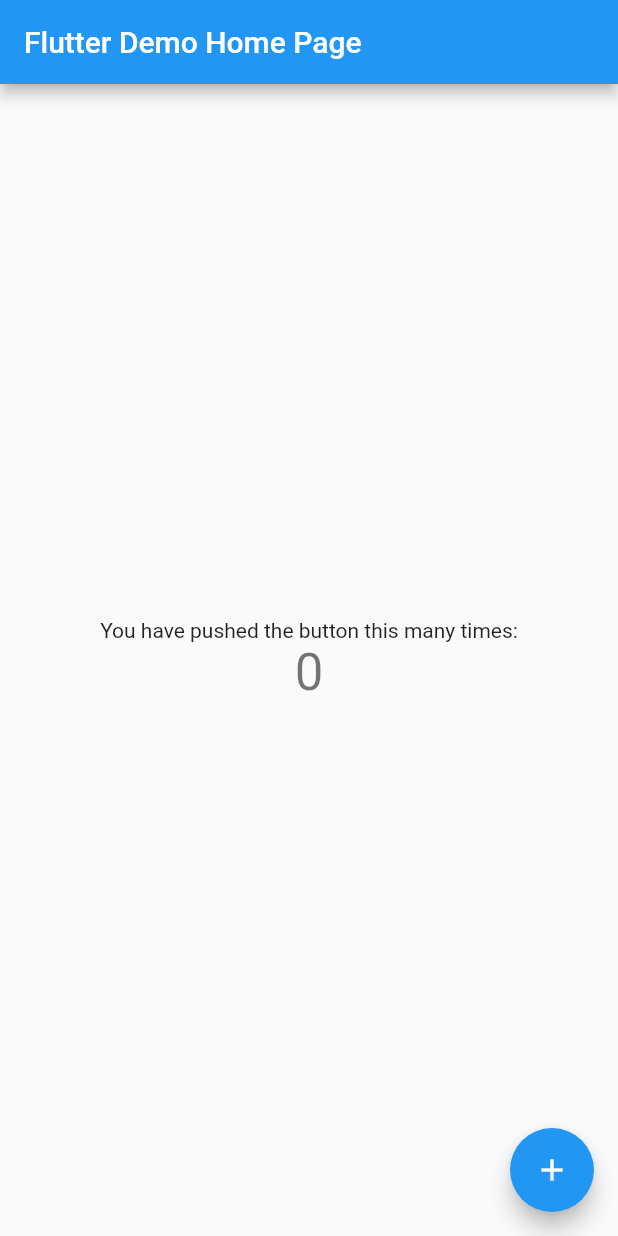
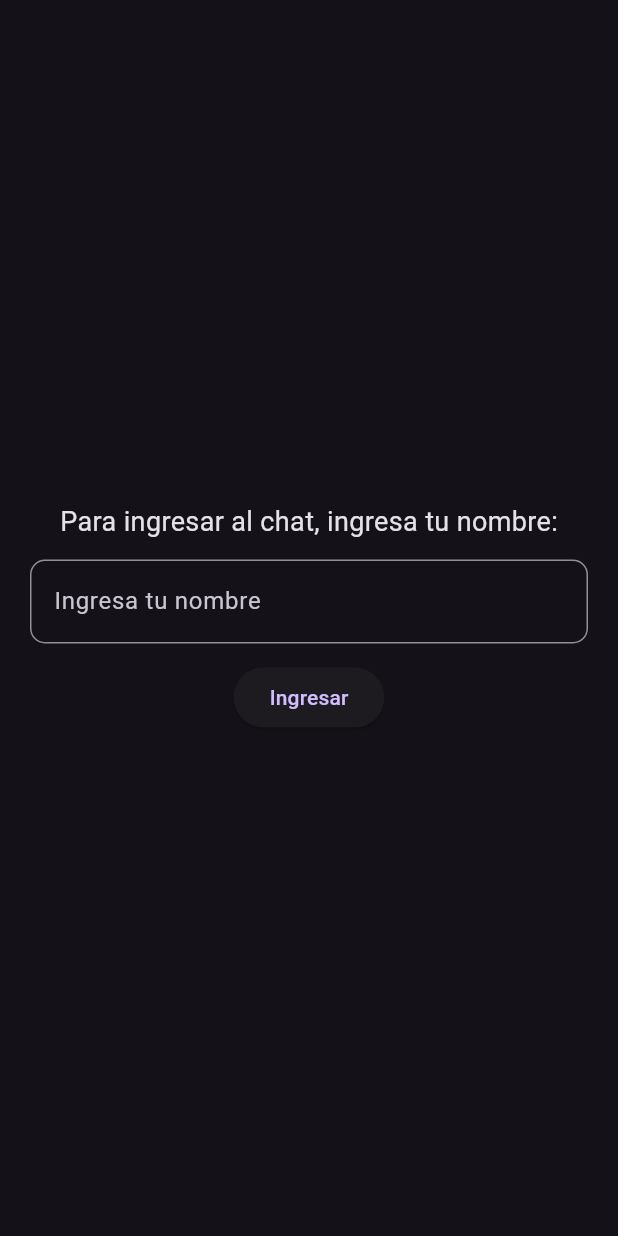
Before and after one commit to nestorsgarzonc/reactive_programming_examples, a Flutter app: the screen it shows after launch, on a phone screen of 412 x 824 dp. Run offline on Flutter 3.47's test engine with Material 2 defaults, Android fonts, the phone set to English and light mode, and no system bars; our stand-ins replace equatable, flutter_riverpod.

Commit message:
Added UI

```diff
--- a/front_reactive_flutter/lib/main.dart
+++ b/front_reactive_flutter/lib/main.dart
@@ -1,115 +1,45 @@
 import 'package:flutter/material.dart';
+import 'package:flutter_riverpod/flutter_riverpod.dart';
+import 'package:front_reactive_flutter/view/chat_screen.dart';
+import 'package:front_reactive_flutter/view/on_boarding_screen.dart';
 
-void main() {
-  runApp(const MyApp());
-}
+void main() => runApp(const ProviderScope(child: MyApp()));
 
 class MyApp extends StatelessWidget {
   const MyApp({super.key});
 
-  // This widget is the root of your application.
   @override
   Widget build(BuildContext context) {
     return MaterialApp(
-      title: 'Flutter Demo',
-      theme: ThemeData(
-        // This is the theme of your application.
-        //
-        // Try running your application with "flutter run". You'll see the
-        // application has a blue toolbar. Then, without quitting the app, try
-        // changing the primarySwatch below to Colors.green and then invoke
-        // "hot reload" (press "r" in the console where you ran "flutter run",
-        // or simply save your changes to "hot reload" in a Flutter IDE).
-        // Notice that the counter didn't reset back to zero; the application
-        // is not restarted.
-        primarySwatch: Colors.blue,
+      title: 'Reactive Programming demo',
+      debugShowCheckedModeBanner: false,
+      builder: (context, child) => _UnfocusWidget(child: child),
+      themeMode: ThemeMode.dark,
+      darkTheme: ThemeData.dark(useMaterial3: true).copyWith(
+        inputDecorationTheme: InputDecorationTheme(
+          border: OutlineInputBorder(borderRadius: BorderRadius.circular(10)),
+        ),
       ),
-      home: const MyHomePage(title: 'Flutter Demo Home Page'),
+      initialRoute: OnBoardingScreen.route,
+      routes: {
+        ChatScreen.route: (_) => const ChatScreen(),
+        OnBoardingScreen.route: (_) => OnBoardingScreen(),
+      },
     );
   }
 }
 
-class MyHomePage extends StatefulWidget {
-  const MyHomePage({super.key, required this.title});
+class _UnfocusWidget extends StatelessWidget {
+  const _UnfocusWidget({required this.child});
 
-  // This widget is the home page of your application. It is stateful, meaning
-  // that it has a State object (defined below) that contains fields that affect
-  // how it looks.
-
-  // This class is the configuration for the state. It holds the values (in this
-  // case the title) provided by the parent (in this case the App widget) and
-  // used by the build method of the State. Fields in a Widget subclass are
-  // always marked "final".
-
-  final String title;
-
-  @override
-  State<MyHomePage> createState() => _MyHomePageState();
-}
-
-class _MyHomePageState extends State<MyHomePage> {
-  int _counter = 0;
-
-  void _incrementCounter() {
-    setState(() {
-      // This call to setState tells the Flutter framework that something has
-      // changed in this State, which causes it to rerun the build method below
-      // so that the display can reflect the updated values. If we changed
-      // _counter without calling setState(), then the build method would not be
-      // called again, and so nothing would appear to happen.
-      _counter++;
-    });
-  }
+  final Widget? child;
 
   @override
   Widget build(BuildContext context) {
-    // This method is rerun every time setState is called, for instance as done
-    // by the _incrementCounter method above.
-    //
-    // The Flutter framework has been optimized to make rerunning build methods
-    // fast, so that you can just rebuild anything that needs updating rather
-    // than having to individually change instances of widgets.
-    return Scaffold(
-      appBar: AppBar(
-        // Here we take the value from the MyHomePage object that was created by
-        // the App.build method, and use it to set our appbar title.
-        title: Text(widget.title),
-      ),
-      body: Center(
-        // Center is a layout widget. It takes a single child and positions it
-        // in the middle of the parent.
-        child: Column(
-          // Column is also a layout widget. It takes a list of children and
-          // arranges them vertically. By default, it sizes itself to fit its
-          // children horizontally, and tries to be as tall as its parent.
-          //
-          // Invoke "debug painting" (press "p" in the console, choose the
-          // "Toggle Debug Paint" action from the Flutter Inspector in Android
-          // Studio, or the "Toggle Debug Paint" command in Visual Studio Code)
-          // to see the wireframe for each widget.
-          //
-          // Column has various properties to control how it sizes itself and
-          // how it positions its children. Here we use mainAxisAlignment to
-          // center the children vertically; the main axis here is the vertical
-          // axis because Columns are vertical (the cross axis would be
-          // horizontal).
-          mainAxisAlignment: MainAxisAlignment.center,
-          children: <Widget>[
-            const Text(
-              'You have pushed the button this many times:',
-            ),
-            Text(
-              '$_counter',
-              style: Theme.of(context).textTheme.headline4,
-            ),
-          ],
-        ),
-      ),
-      floatingActionButton: FloatingActionButton(
-        onPressed: _incrementCounter,
-        tooltip: 'Increment',
-        child: const Icon(Icons.add),
-      ), // This trailing comma makes auto-formatting nicer for build methods.
+    return GestureDetector(
+      behavior: HitTestBehavior.opaque,
+      onTap: FocusManager.instance.primaryFocus?.unfocus,
+      child: child,
     );
   }
 }
--- /dev/null
+++ b/front_reactive_flutter/lib/view/on_boarding_screen.dart
@@ -0,0 +1,54 @@
+import 'package:flutter/material.dart';
+import 'package:flutter_riverpod/flutter_riverpod.dart';
+import 'package:front_reactive_flutter/provider/chat_provider.dart';
+import 'package:front_reactive_flutter/view/chat_screen.dart';
+
+class OnBoardingScreen extends ConsumerWidget {
+  OnBoardingScreen({super.key});
+
+  static const route = '/on_boarding_screen';
+
+  final _formKey = GlobalKey<FormState>();
+  final _nameController = TextEditingController();
+
+  @override
+  Widget build(BuildContext context, WidgetRef ref) {
+    return Scaffold(
+      body: Padding(
+        padding: const EdgeInsets.all(20),
+        child: Column(
+          mainAxisAlignment: MainAxisAlignment.center,
+          children: [
+            const Text(
+              'Para ingresar al chat, ingresa tu nombre:',
+              style: TextStyle(fontSize: 18),
+            ),
+            const SizedBox(height: 12),
+            Form(
+              key: _formKey,
+              child: TextFormField(
+                controller: _nameController,
+                validator: (value) =>
+                    (value ?? '').isEmpty ? 'El nombre no puede estar vacío' : null,
+                decoration: const InputDecoration(
+                  labelText: 'Ingresa tu nombre',
+                  hintText: 'Ej. Juan Perez',
+                ),
+              ),
+            ),
+            const SizedBox(height: 12),
+            ElevatedButton(
+              onPressed: () {
+                if (_formKey.currentState!.validate()) {
+                  ref.read(chatProvider.notifier).connectToChat(_nameController.text);
+                  Navigator.of(context).pushReplacementNamed(ChatScreen.route);
+                }
+              },
+              child: const Text('Ingresar'),
+            ),
+          ],
+        ),
+      ),
+    );
+  }
+}
```
Also changed, not shown: front_reactive_flutter/lib/provider/chat_provider.dart (added, +14 -0 lines), front_reactive_flutter/lib/provider/chat_state.dart (added, +18 -0 lines), front_reactive_flutter/lib/view/chat_screen.dart (added, +60 -0 lines), front_reactive_flutter/pubspec.yaml (+6 -70 lines), front_reactive_flutter/pubspec.lock.
